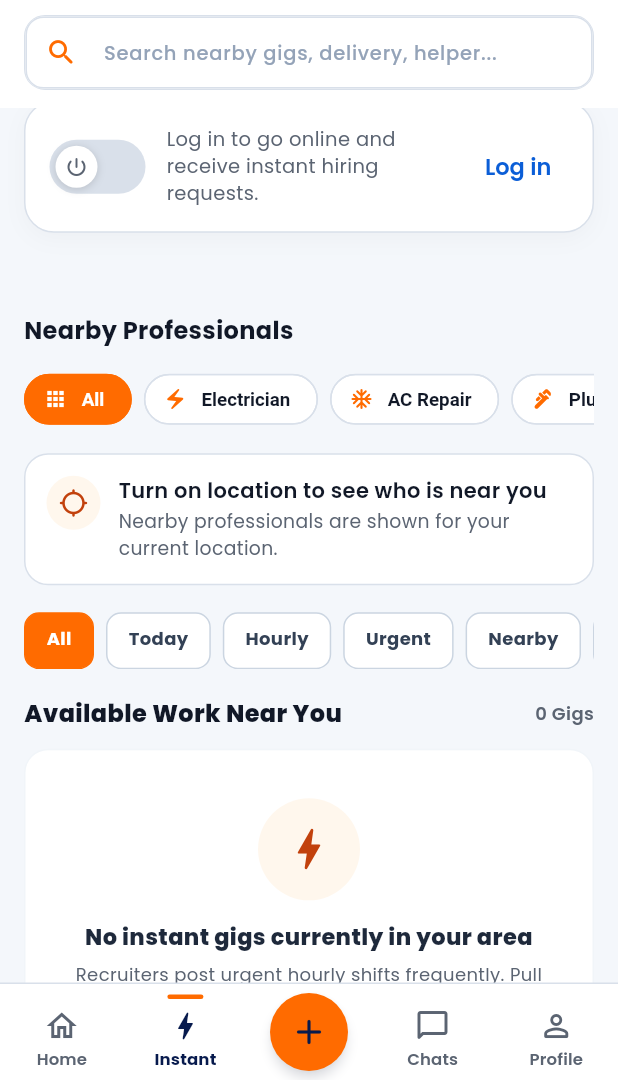
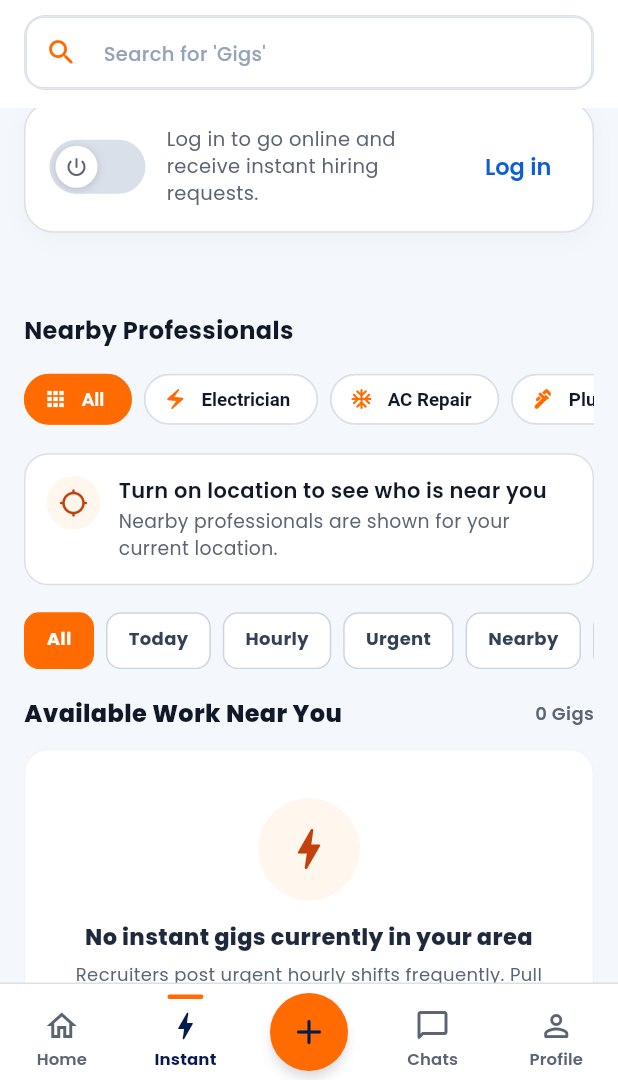
Before and after one commit to TzarVenture/KaamMilegaApp, a Flutter app: the InstantWorkScreen screen opened by its route, scrolled down 423 dp, on a phone screen of 412 x 824 dp, the part 156-1236 px from its top. Run offline on Flutter 3.47's test engine with Material 3 defaults, Android fonts, the phone set to English and light mode, and no system bars; our stand-ins replace connectivity_plus, dio, file_picker, flutter_riverpod, geolocator, go_router and 5 more; missing offline and left inert: razorpay_flutter; accounts and stored records are empty; network calls fail.

Commit message:
feat: implement rotating search hint and enhance explore module screens

```diff
--- a/lib/features/instant_work/presentation/instant_work_screen.dart
+++ b/lib/features/instant_work/presentation/instant_work_screen.dart
@@ -13,6 +13,7 @@ import '../../jobs/presentation/job_detail_screen.dart';
 import '../providers/instant_candidate_provider.dart';
 import '../providers/instant_milega_provider.dart';
 import '../providers/instant_work_provider.dart';
+import '../models/nearby_professional.dart';
 import '../providers/spot_gigs_provider.dart';
 import 'widgets/instant_availability_card.dart';
 import 'widgets/instant_location_bar.dart';
@@ -32,6 +33,14 @@ class _InstantWorkScreenState extends ConsumerState<InstantWorkScreen> {
   final GlobalKey<ScaffoldState> _scaffoldKey = GlobalKey<ScaffoldState>();
   final TextEditingController _searchController = TextEditingController();
   final _workStartKey = GlobalKey();
+
+  /// Rotating search hint: gigs, then the InstantMilega trades (the same
+  /// list as the category chips, so they always match).
+  static final List<String> _searchExamples = [
+    'Gigs',
+    for (final c in InstantServiceCategory.values)
+      if (c.id != InstantServiceCategory.allId) c.label,
+  ];
 
   final List<String> _filters = [
     'All',
@@ -83,6 +92,8 @@ class _InstantWorkScreenState extends ConsumerState<InstantWorkScreen> {
               themeColor: AppColors.moduleInstantWork,
               customLogoTitle: 'Instantmilega™',
               searchHint: 'Search nearby gigs, delivery, helper...',
+              // "Search for 'Gigs'", then the InstantMilega trades.
+              searchHintExamples: _searchExamples,
               searchController: _searchController,
               onSearchChanged: (val) {
                 ref
--- a/lib/shared/widgets/category_top_header.dart
+++ b/lib/shared/widgets/category_top_header.dart
@@ -5,6 +5,7 @@ import 'package:go_router/go_router.dart';
 import '../../features/cities/presentation/city_dropdown.dart';
 import '../../features/jobs/providers/jobs_provider.dart';
 import 'notification_bell_button.dart';
+import 'rotating_search_hint.dart';
 import '../../app/theme/app_colors.dart';
 
 /// Reusable top header for category screens matching KaamMilega design:
@@ -13,10 +14,21 @@ import '../../app/theme/app_colors.dart';
 /// - Location selector dropdown
 /// - Search input bar
 class CategoryTopHeader extends ConsumerWidget {
+  static const _hintStyle = TextStyle(
+    fontSize: 13,
+    color: Color(0xFF94A3B8),
+    fontWeight: FontWeight.w500,
+  );
+
   final GlobalKey<ScaffoldState> scaffoldKey;
   final Color themeColor;
   final String? customLogoTitle;
   final String searchHint;
+
+  /// When given, the empty search box shows "Search for 'Gigs'" (one of
+  /// these examples), with the example changing every few seconds; [searchHint] is then what
+  /// screen readers hear. Without it, [searchHint] is shown as is.
+  final List<String>? searchHintExamples;
   final TextEditingController searchController;
   final ValueChanged<String>? onSearchChanged;
   final VoidCallback? onSearchSubmitted;
@@ -32,6 +44,7 @@ class CategoryTopHeader extends ConsumerWidget {
     required this.themeColor,
     this.customLogoTitle,
     required this.searchHint,
+    this.searchHintExamples,
     required this.searchController,
     this.onSearchChanged,
     this.onSearchSubmitted,
@@ -45,6 +58,7 @@ class CategoryTopHeader extends ConsumerWidget {
     final currentCity = jobsState.filter.city.isNotEmpty
         ? jobsState.filter.city
         : 'Delhi, India';
+    final rotating = searchHintExamples?.isNotEmpty ?? false;
 
     return Container(
       color: Colors.white,
@@ -200,12 +214,15 @@ class CategoryTopHeader extends ConsumerWidget {
               onChanged: onSearchChanged,
               onSubmitted: (_) => onSearchSubmitted?.call(),
               decoration: InputDecoration(
-                hintText: searchHint,
-                hintStyle: const TextStyle(
-                  fontSize: 13,
-                  color: Color(0xFF94A3B8),
-                  fontWeight: FontWeight.w500,
-                ),
+                hintText: rotating ? null : searchHint,
+                hint: rotating
+                    ? RotatingSearchHint(
+                        semanticLabel: searchHint,
+                        examples: searchHintExamples!,
+                        style: _hintStyle,
+                      )
+                    : null,
+                hintStyle: _hintStyle,
                 prefixIcon: Icon(
                   Icons.search_rounded,
                   color: themeColor,
--- /dev/null
+++ b/lib/shared/widgets/rotating_search_hint.dart
@@ -0,0 +1,129 @@
+import 'dart:async';
+
+import 'package:flutter/material.dart';
+
+import '../../app/theme/app_colors.dart';
+
+/// Search box hint where the start stays and the quoted example changes
+/// every few seconds, sliding up: Search for 'Jobs' -> 'Companies' -> ...
+///
+/// Use as `InputDecoration.hint` (shown only while the box is empty).
+/// Screen readers hear one fixed [semanticLabel]. With "remove
+/// animations" on, the first example stays still.
+class RotatingSearchHint extends StatefulWidget {
+  const RotatingSearchHint({
+    super.key,
+    required this.examples,
+    required this.semanticLabel,
+    this.prefix = 'Search for',
+    this.interval = const Duration(milliseconds: 2500),
+    this.style,
+  });
+
+  final List<String> examples;
+  final String semanticLabel;
+  final String prefix;
+  final Duration interval;
+  final TextStyle? style;
+
+  @override
+  State<RotatingSearchHint> createState() => _RotatingSearchHintState();
+}
+
+class _RotatingSearchHintState extends State<RotatingSearchHint> {
+  Timer? _timer;
+  int _index = 0;
+
+  @override
+  void didChangeDependencies() {
+    super.didChangeDependencies();
+    _syncTimer();
+  }
+
+  @override
+  void didUpdateWidget(RotatingSearchHint old) {
+    super.didUpdateWidget(old);
+    // The examples can arrive later (for example categories from the
+    // server): start or stop rotating to match.
+    if (old.examples.length != widget.examples.length ||
+        old.interval != widget.interval) {
+      _timer?.cancel();
+      _timer = null;
+      _syncTimer();
+    }
+  }
+
+  void _syncTimer() {
+    final still = MediaQuery.disableAnimationsOf(context);
+    if (still || widget.examples.length < 2) {
+      _timer?.cancel();
+      _timer = null;
+      return;
+    }
+    _timer ??= Timer.periodic(widget.interval, (_) {
+      if (mounted && widget.examples.isNotEmpty) {
+        setState(() => _index = (_index + 1) % widget.examples.length);
+      }
+    });
+  }
+
+  @override
+  void dispose() {
+    _timer?.cancel();
+    super.dispose();
+  }
+
+  @override
+  Widget build(BuildContext context) {
+    // Same size as the text field's own text; hint colour.
+    final style =
+        widget.style ??
+        DefaultTextStyle.of(context).style
+            .copyWith(color: AppColors.textSecondary);
+    final example = widget.examples.isEmpty
+        ? ''
+        : widget.examples[_index % widget.examples.length];
+    return Semantics(
+      label: widget.semanticLabel,
+      excludeSemantics: true,
+      child: Row(
+        children: [
+          Text('${widget.prefix} ', style: style, maxLines: 1),
+          Flexible(
+            child: ClipRect(
+              child: AnimatedSwitcher(
+                duration: const Duration(milliseconds: 350),
+                switchInCurve: Curves.easeOutCubic,
+                switchOutCurve: Curves.easeInCubic,
+                layoutBuilder: (current, previous) => Stack(
+                  alignment: Alignment.centerLeft,
+                  children: [...previous, ?current],
+                ),
+                transitionBuilder: (child, animation) {
+                  // New example comes up from below; the old one leaves
+                  // upwards.
+                  final incoming = child.key == ValueKey(example);
+                  final offset = Tween<Offset>(
+                    begin: Offset(0, incoming ? 1 : -1),
+                    end: Offset.zero,
+                  ).animate(animation);
+                  return SlideTransition(
+                    position: offset,
+                    child: FadeTransition(opacity: animation, child: child),
+                  );
+                },
+                child: Text(
+                  "'$example'",
+                  key: ValueKey(example),
+                  maxLines: 1,
+                  overflow: TextOverflow.ellipsis,
+                  style: style,
+                ),
+              ),
+            ),
+          ),
+        ],
+      ),
+    );
+  }
+}
```
Also changed, not shown: lib/features/events/presentation/events_screen.dart (+9 -0 lines), lib/features/experts/presentation/experts_screen.dart (+8 -0 lines), lib/features/home/presentation/home_screen.dart (+16 -1 lines), lib/features/peer_to_peer/presentation/peer_to_peer_screen.dart (+7 -0 lines), lib/features/services/presentation/services_marketplace_screen.dart (+7 -0 lines), lib/features/skills_marketplace/presentation/skills_marketplace_screen.dart (+7 -0 lines), 2 other files.
